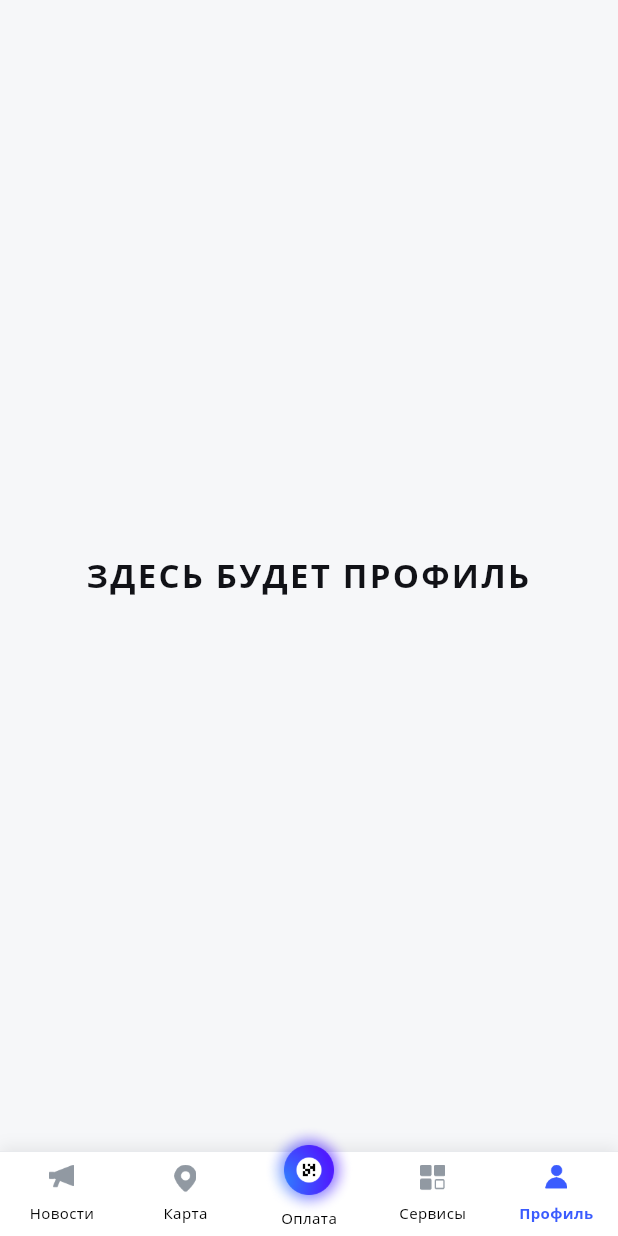
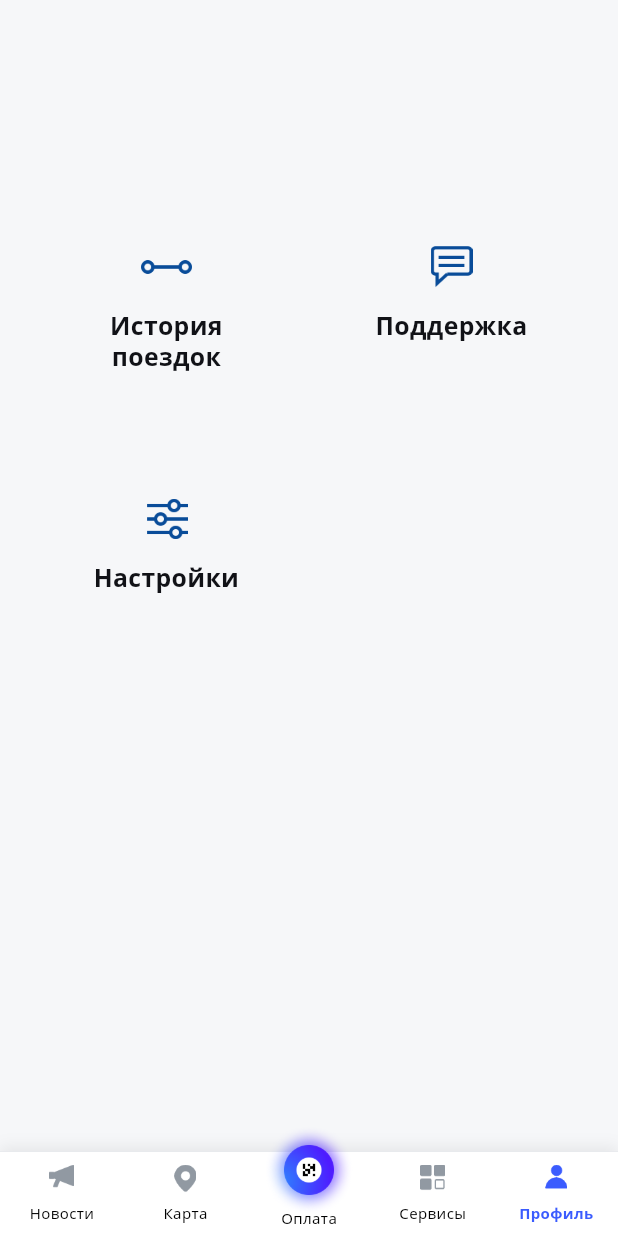
Before and after one commit to vakaka1/not-volga, a Flutter app: the screen it shows after launch, item 5 of the bottom bar chosen, on a phone screen of 412 x 824 dp. Run offline on Flutter 3.47's test engine with Material 3 defaults, Android fonts, the phone set to English and light mode, and no system bars; network calls fail.

Commit message:
Реализация экрана «Профиль» и экрана «Настройки»
- Добавлен экран профиля с кнопками «История поездок», «Поддержка» и «Настройки»
- Реализовано всплывающее окно поддержки
- Реализован экран настроек с динамическим номером телефона, тумблером «Саквояж», внешними ссылками и кнопками-пустышками
- Подключена библиотека url_launcher
- Добавлены тесты для экранов профиля и настроек

```diff
--- a/lib/constants/app_assets.dart
+++ b/lib/constants/app_assets.dart
@@ -20,8 +20,10 @@ abstract class AppAssets {
   static const String icCardMaster = 'assets/icons/ic_card_master.png';
   static const String icMenu = 'assets/icons/ic_menu.png';
   static const String icHistory = 'assets/icons/ic_history.png';
+  static const String icSupport = 'assets/icons/ic_support.png';
   static const String icSettings = 'assets/icons/ic_settings.png';
   static const String icBack = 'assets/icons/ic_back.png';
+  static const String icToolbarBack = 'assets/icons/bms_ic_toolbar_back_black.png';
   static const String icNext = 'assets/icons/ic_next.png';
   static const String icClose = 'assets/icons/ic_close_black.png';
   static const String icOk = 'assets/icons/ic_ok.png';
--- a/lib/screens/main_screen.dart
+++ b/lib/screens/main_screen.dart
@@ -2,6 +2,7 @@ import 'package:flutter/material.dart';
 import '../theme/app_colors.dart';
 import '../widgets/volga_bottom_nav_bar.dart';
 import 'news_screen.dart';
+import 'profile_screen.dart';
 import 'tab_placeholder_screen.dart';
 
 class MainScreen extends StatefulWidget {
@@ -24,7 +25,7 @@ class _MainScreenState extends State<MainScreen> {
     TabPlaceholderScreen(title: 'ЗДЕСЬ БУДЕТ КАРТА'),
     TabPlaceholderScreen(title: 'ЗДЕСЬ БУДЕТ ОПЛАТА'),
     TabPlaceholderScreen(title: 'ЗДЕСЬ БУДУТ СЕРВИСЫ'),
-    TabPlaceholderScreen(title: 'ЗДЕСЬ БУДЕТ ПРОФИЛЬ'),
+    ProfileScreen(),
   ];
 
   @override
--- /dev/null
+++ b/lib/screens/profile_screen.dart
@@ -0,0 +1,174 @@
+import 'package:flutter/material.dart';
+import '../constants/app_assets.dart';
+import '../theme/app_colors.dart';
+import 'settings_screen.dart';
+
+class ProfileScreen extends StatelessWidget {
+  const ProfileScreen({super.key});
+
+  void _showSupportBottomSheet(BuildContext context) {
+    showModalBottomSheet(
+      context: context,
+      backgroundColor: AppColors.white,
+      shape: const RoundedRectangleBorder(
+        borderRadius: BorderRadius.vertical(top: Radius.circular(16)),
+      ),
+      builder: (context) {
+        return SafeArea(
+          child: Padding(
+            padding: const EdgeInsets.symmetric(horizontal: 24, vertical: 20),
+            child: Column(
+              mainAxisSize: MainAxisSize.min,
+              children: [
+                Container(
+                  width: 40,
+                  height: 4,
+                  decoration: BoxDecoration(
+                    color: const Color(0xFFD1D5DB),
+                    borderRadius: BorderRadius.circular(2),
+                  ),
+                ),
+                const SizedBox(height: 24),
+                const Text(
+                  'Поддержка',
+                  style: TextStyle(
+                    fontFamily: 'NotoSans',
+                    fontSize: 20,
+                    fontWeight: FontWeight.bold,
+                    color: AppColors.textPrimary,
+                  ),
+                ),
+                const SizedBox(height: 20),
+              ],
+            ),
+          ),
+        );
+      },
+    );
+  }
+
+  void _openSettings(BuildContext context) {
+    Navigator.of(context).push(
+      MaterialPageRoute(
+        builder: (context) => const SettingsScreen(),
+      ),
+    );
+  }
+
+  @override
+  Widget build(BuildContext context) {
+    return Scaffold(
+      backgroundColor: AppColors.bgMain,
+      body: SafeArea(
+        child: SingleChildScrollView(
+          padding: const EdgeInsets.symmetric(horizontal: 16.0, vertical: 32.0),
+          child: Column(
+            children: [
+              const SizedBox(height: 120),
+              Row(
+                crossAxisAlignment: CrossAxisAlignment.start,
+                children: [
+                  Expanded(
+                    child: _ProfileButton(
+                      icon: AppAssets.icHistory,
+                      label: 'История\nпоездок',
+                      iconWidth: 34,
+                      iconHeight: 14,
+                      onTap: () {
+                        // Placeholder for ride history
+                      },
+                    ),
+                  ),
+                  Expanded(
+                    child: _ProfileButton(
+                      icon: AppAssets.icSupport,
+                      label: 'Поддержка',
+                      iconWidth: 28,
+                      iconHeight: 28,
+                      onTap: () => _showSupportBottomSheet(context),
+                    ),
+                  ),
+                ],
+              ),
+              const SizedBox(height: 64),
+              Row(
+                crossAxisAlignment: CrossAxisAlignment.start,
+                children: [
+                  Expanded(
+                    child: _ProfileButton(
+                      icon: AppAssets.icSettings,
+                      label: 'Настройки',
+                      iconWidth: 28,
+                      iconHeight: 28,
+                      onTap: () => _openSettings(context),
+                    ),
+                  ),
+                  const Expanded(
+                    child: SizedBox.shrink(),
+                  ),
+                ],
+              ),
+            ],
+          ),
+        ),
+      ),
+    );
+  }
+}
+
+class _ProfileButton extends StatelessWidget {
+  final String icon;
+  final String label;
+  final double iconWidth;
+  final double iconHeight;
+  final VoidCallback onTap;
+
+  const _ProfileButton({
+    required this.icon,
+    required this.label,
+    required this.iconWidth,
+    required this.iconHeight,
+    required this.onTap,
+  });
+
+  @override
+  Widget build(BuildContext context) {
+    return InkWell(
+      onTap: onTap,
+      borderRadius: BorderRadius.circular(16),
+      child: Padding(
+        padding: const EdgeInsets.symmetric(vertical: 8.0, horizontal: 8.0),
+        child: Column(
+          mainAxisSize: MainAxisSize.min,
+          mainAxisAlignment: MainAxisAlignment.center,
+          crossAxisAlignment: CrossAxisAlignment.center,
+          children: [
+            SizedBox(
+              height: 36,
+              child: Center(
+                child: Image.asset(
+                  icon,
+                  width: iconWidth,
+                  height: iconHeight,
+                  fit: BoxFit.contain,
+                ),
+              ),
+            ),
+            const SizedBox(height: 10),
+            Text(
+              label,
+              textAlign: TextAlign.center,
+              style: const TextStyle(
+                fontFamily: 'NotoSans',
+                fontSize: 16.5,
+                fontWeight: FontWeight.w600,
+                color: AppColors.textPrimary,
+                height: 1.25,
+              ),
+            ),
+          ],
+        ),
+      ),
+    );
+  }
+}
--- a/pubspec.yaml
+++ b/pubspec.yaml
@@ -12,6 +12,7 @@ dependencies:
   cupertino_icons: ^1.0.8
   http: ^1.6.0
   html: ^0.15.7
+  url_launcher: ^6.3.2
 
 dev_dependencies:
   flutter_test:
```
Also changed, not shown: lib/screens/settings_screen.dart (added, +311 -0 lines), pubspec.lock, 6 other files.
